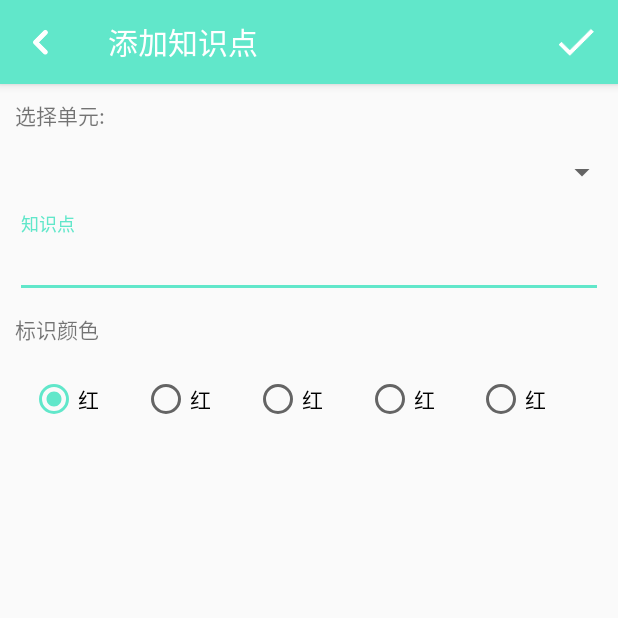
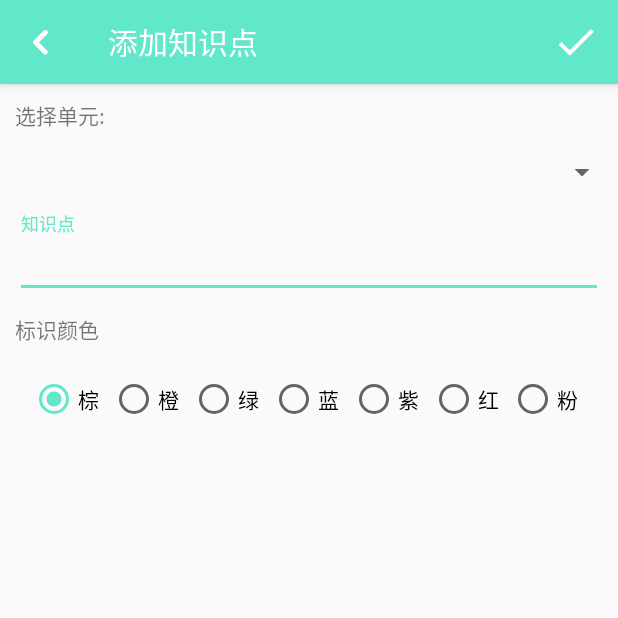
Before and after one commit to iplaycloud/JsReview, an Android app: the AddPointActivity screen opened directly, with no data from a screen before it, on a phone screen of 412 x 824 dp, the top half of it. Run offline under Robolectric (Android 15) with nearby library versions, the phone set to English and light mode, and no system bars; libraries missing offline, so code that uses them is left out: cn.bmob.v3; 2 statements that could not run were skipped.

Commit message:
里程碑-初步ok版,修改了增加point的颜色-2016-12-20

```diff
--- a/app/src/main/AndroidManifest.xml
+++ b/app/src/main/AndroidManifest.xml
@@ -29,7 +29,7 @@
         <activity android:name=".main.MainActivity" />
         <activity android:name=".review.view.ContentListActivity" />
         <activity android:name=".review.view.DetailActivity" />
-        <activity android:name=".review.view.FavActivity" />
+        <activity android:name=".test.view.FavActivity" />
         <activity android:name=".setting.view.SuggestActivity" />
         <activity android:name=".setting.view.AboutActivity" />
         <activity android:name=".setting.view.AuthorActivity" />
--- a/app/src/main/java/com/iplay/jsreview/review/view/AddPointActivity.java
+++ b/app/src/main/java/com/iplay/jsreview/review/view/AddPointActivity.java
@@ -11,6 +11,8 @@ import android.view.View;
 import android.widget.AdapterView;
 import android.widget.ArrayAdapter;
 import android.widget.EditText;
+import android.widget.RadioButton;
+import android.widget.RadioGroup;
 import android.widget.Spinner;
 import android.widget.Toast;
 
@@ -19,6 +21,7 @@ import com.iplay.jsreview.commons.base.BaseActivity;
 import com.iplay.jsreview.review.model.bean.Point;
 import com.iplay.jsreview.review.model.bean.Unit;
 import com.iplay.jsreview.review.view.adapter.SpinnerArrayAdapter;
+import com.iplay.jsreview.test.view.AddTestActivity;
 import com.orhanobut.logger.Logger;
 
 import java.util.ArrayList;
@@ -29,6 +32,16 @@ import cn.bmob.v3.listener.FindListener;
 import cn.bmob.v3.listener.SaveListener;
 
 public class AddPointActivity extends BaseActivity {
+
+    public static final int DEFAULT = -1;
+    public static final int NO_CONTENT = 0;
+    public static final int BROWN = 1;
+    public static final int ORANGE = 3;
+    public static final int GREEN = 4;
+    public static final int LIGHT_BLUE = 5;
+    public static final int PURPLE = 6;
+    public static final int RED = 7;
+    public static final int PINK = 8;
 
     ArrayAdapter<String> adapter;
     // 建立数据源
@@ -41,6 +54,11 @@ public class AddPointActivity extends BaseActivity {
     private EditText et_unit;
     private TextInputLayout mPoint;
     private Spinner sp_select;
+
+    private RadioGroup rg_color;
+
+    private int color = 1;
+
     //防止多次提交数据
     private boolean isPosting = false;
 
@@ -118,6 +136,37 @@ public class AddPointActivity extends BaseActivity {
     private void initView() {
         mPoint = (TextInputLayout) findViewById(R.id.ti_add_point_point);
         sp_select = (Spinner) findViewById(R.id.sp_select);
+
+        rg_color = (RadioGroup) findViewById(R.id.rg_color);
+
+        //绑定一个匿名监听器
+        rg_color.setOnCheckedChangeListener(new RadioGroup.OnCheckedChangeListener() {
+            @Override
+            public void onCheckedChanged(RadioGroup arg0, int arg1) {
+                // TODO Auto-generated method stub
+                //获取变更后的选中项的ID
+                int radioButtonId = arg0.getCheckedRadioButtonId();
+                //根据ID获取RadioButton的实例
+                RadioButton rb = (RadioButton) AddPointActivity.this.findViewById(radioButtonId);
+
+                //更新文本内容，以符合选中项
+                if (rb.getText().equals("棕")) {
+                    color = 1;
+                } else if (rb.getText().equals("橙")) {
+                    color = 3;
+                } else if (rb.getText().equals("绿")) {
+                    color = 4;
+                } else if (rb.getText().equals("蓝")) {
+                    color = 5;
+                } else if (rb.getText().equals("紫")) {
+                    color = 6;
+                } else if (rb.getText().equals("红")) {
+                    color = 7;
+                } else if (rb.getText().equals("粉")) {
+                    color = 8;
+                }
+            }
+        });
     }
 
     @Override
@@ -136,10 +185,10 @@ public class AddPointActivity extends BaseActivity {
         switch (item.getItemId()) {
 
             case R.id.action_add_content_submit:
-                Toast.makeText(this, "submit", Toast.LENGTH_SHORT).show();
 
                 String unit = sp_select.getSelectedItem().toString();
                 String point = mPoint.getEditText().getText().toString();
+
                 if (TextUtils.isEmpty(point)) {
                     Snackbar.make(mRootView, R.string.dont_no_text, Snackbar.LENGTH_SHORT).show();
                 } else {
@@ -165,7 +214,8 @@ public class AddPointActivity extends BaseActivity {
                 mPoint.setUnit(u);
             }
         }
-        mPoint.setColor(4);
+
+        mPoint.setColor(color);
 
         if (!isPosting) {
             isPosting = true;
@@ -173,7 +223,7 @@ public class AddPointActivity extends BaseActivity {
                 @Override
                 public void onSuccess() {
                     isPosting = false;
-                    Toast.makeText(AddPointActivity.this, R.string.submit_success, Toast.LENGTH_SHORT).show();
+                    Snackbar.make(mRootView, R.string.submit_success, Snackbar.LENGTH_SHORT).show();
                     //finish();
                 }
 
--- a/app/src/main/res/layout/activity_add_point.xml
+++ b/app/src/main/res/layout/activity_add_point.xml
@@ -45,6 +45,7 @@
         android:text="标识颜色" />
 
     <RadioGroup
+        android:id="@+id/rg_color"
         android:layout_width="match_parent"
         android:layout_height="wrap_content"
         android:orientation="horizontal"
@@ -55,7 +56,31 @@
             android:layout_height="wrap_content"
             android:layout_weight="1"
             android:checked="true"
-            android:text="红" />
+            android:text="棕" />
+
+        <RadioButton
+            android:layout_width="match_parent"
+            android:layout_height="wrap_content"
+            android:layout_weight="1"
+            android:text="橙" />
+
+        <RadioButton
+            android:layout_width="match_parent"
+            android:layout_height="wrap_content"
+            android:layout_weight="1"
+            android:text="绿" />
+
+        <RadioButton
+            android:layout_width="match_parent"
+            android:layout_height="wrap_content"
+            android:layout_weight="1"
+            android:text="蓝" />
+
+        <RadioButton
+            android:layout_width="match_parent"
+            android:layout_height="wrap_content"
+            android:layout_weight="1"
+            android:text="紫" />
 
         <RadioButton
             android:layout_width="match_parent"
@@ -67,19 +92,8 @@
             android:layout_width="match_parent"
             android:layout_height="wrap_content"
             android:layout_weight="1"
-            android:text="红" />
+            android:text="粉" />
 
-        <RadioButton
-            android:layout_width="match_parent"
-            android:layout_height="wrap_content"
-            android:layout_weight="1"
-            android:text="红" />
-
-        <RadioButton
-            android:layout_width="match_parent"
-            android:layout_height="wrap_content"
-            android:layout_weight="1"
-            android:text="红" />
     </RadioGroup>
 
 </LinearLayout>
```
Also changed, not shown: app/src/main/java/com/iplay/jsreview/main/MainActivity.java (+8 -4 lines), app/src/main/java/com/iplay/jsreview/test/view/FavActivity.java (renamed from app/src/main/java/com/iplay/jsreview/review/view/FavActivity.java, +1 -1 lines), app/src/main/java/com/iplay/jsreview/test/view/FavListFragment.java (+0 -1 lines).
